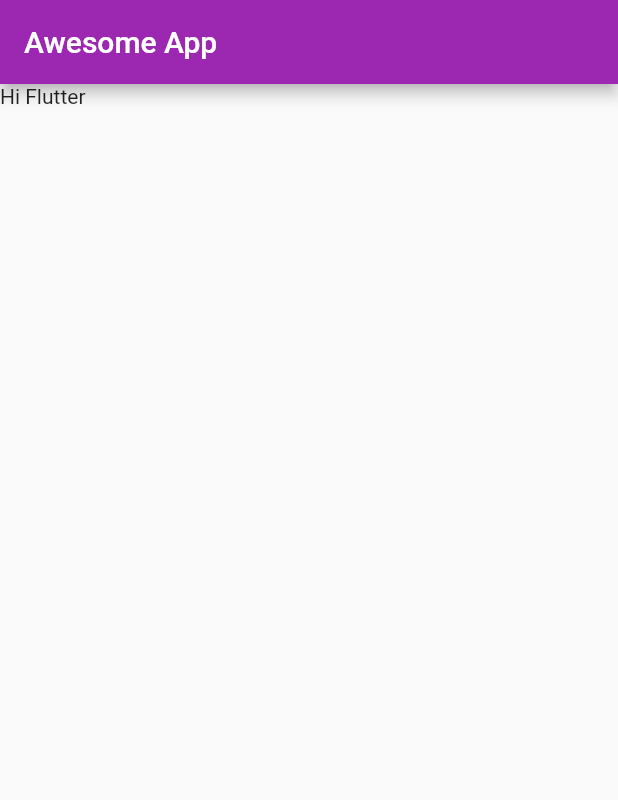
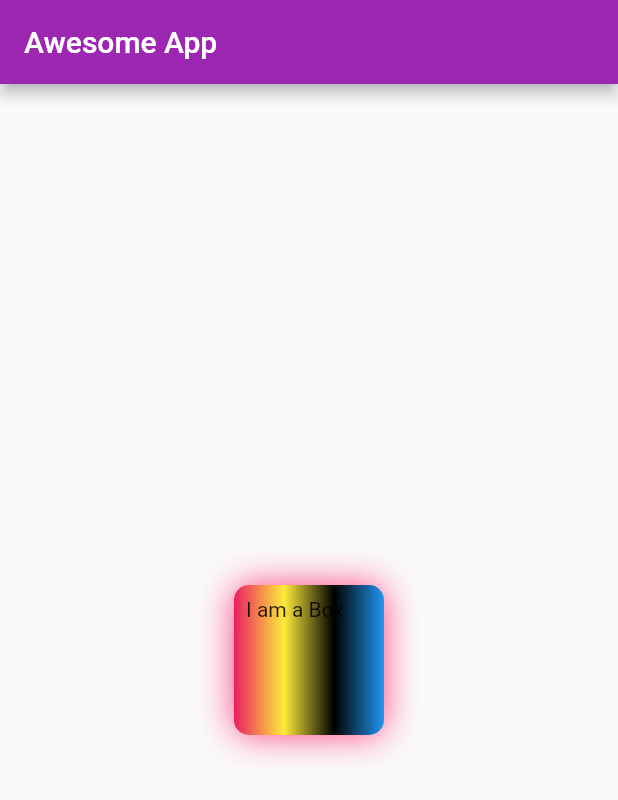
Before and after one commit to ALOK8467100/Flutter-Tutorial, a Flutter app: the screen it shows after launch, on a phone screen of 412 x 824 dp. Shown: the top 800 px of the screen. Run offline on Flutter 3.47's test engine with Material 2 defaults, Android fonts, the phone set to English and light mode, and no system bars.

Commit message:
ch2 completed

```diff
--- a/lib/main.dart
+++ b/lib/main.dart
@@ -1,7 +1,7 @@
-// ignore_for_file: unnecessary_import, avoid_unnecessary_containers, prefer_const_constructors
+// ignore_for_file: unnecessary_import, avoid_unnecessary_containers, prefer_const_constructors, prefer_const_literals_to_create_immutables
 
 import 'package:flutter/material.dart';
-import 'package:flutter/widgets.dart';
+// import 'package:flutter/widgets.dart';
 
 void main(){
   // WidgetsApp // MaterialAppp  // CupertinoApp
@@ -26,7 +26,35 @@ class Homepage extends StatelessWidget {
       appBar: AppBar(
         title: const Text("Awesome App"),
       ),
-      body: Container(child:Text("Hi Flutter")),
+      body: Center(
+        child: Container(
+          padding: const EdgeInsets.all(8),
+          // color: Colors.red,
+          width: 100,
+          height: 100,
+          clipBehavior: Clip.antiAlias, // it remove all extra text which lie outside shape
+          alignment: Alignment.topLeft,
+          decoration: BoxDecoration(
+            color: Colors.red,
+            // shape: BoxShape.circle, // by shape we can design our container shaper.
+            borderRadius:BorderRadius.circular(10),
+            gradient: LinearGradient(colors:[ // by using gradient we can use many color at same time.
+              Colors.pink,
+              Colors.yellow,
+              Colors.black,
+              Colors.blue,
+            ]),
+            boxShadow: [
+              BoxShadow(
+                color: Colors.pinkAccent,
+                blurRadius: 20,
+              ),
+
+            ]
+          ),
+          child: Text("I am a Box"),
+          ),
+      ),
     );
   }
 }
```
